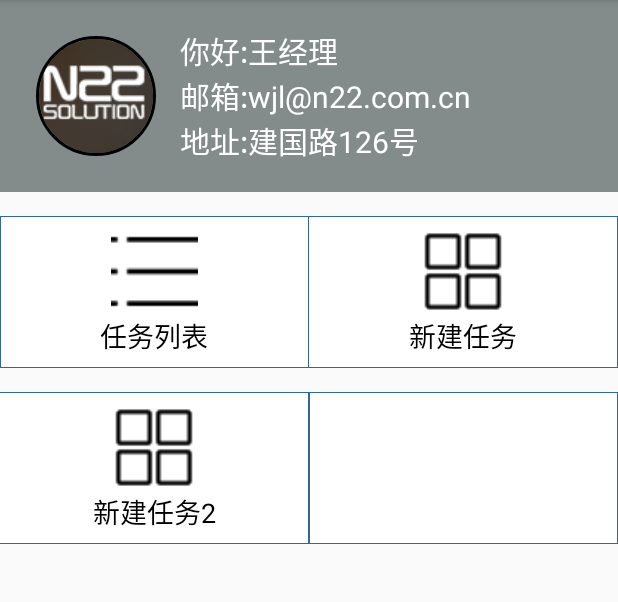
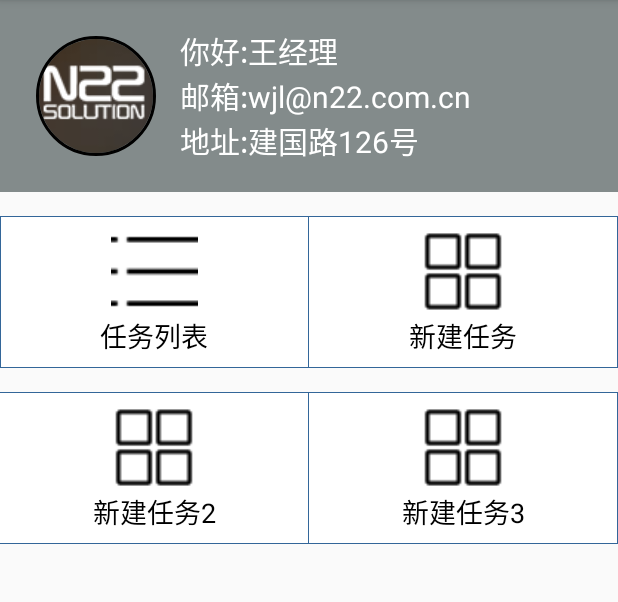
Before and after one commit to OSpoon/VideoRecorderTest, an Android app: the MainActivity screen opened directly, with no data from a screen before it, after a tap on "新建任务2", on a phone screen of 412 x 824 dp, the part 84-686 px from its top. Run offline under Robolectric (Android 15) with nearby library versions, the phone set to English and light mode, and no system bars; our stand-ins replace CircleImageView; libraries missing offline, so code that uses them is left out: com.afollestad.materialdialogs, com.zsmarter.doubleinputsdk, org.litepal, org.litepal.crud; 7 statements that could not run were skipped.

Commit message:
no message

```diff
--- a/app/src/main/java/com/n22/videorecordertest/MainActivity.java
+++ b/app/src/main/java/com/n22/videorecordertest/MainActivity.java
@@ -45,6 +45,8 @@ public class MainActivity extends AppCompatActivity implements View.OnClickListe
     private String videoPath;
     private DoubleInput doubileInput;
 
+    private boolean isOpen;
+
     @Override
     protected void onCreate(Bundle savedInstanceState) {
         super.onCreate(savedInstanceState);
@@ -90,6 +92,7 @@ public class MainActivity extends AppCompatActivity implements View.OnClickListe
         findViewById(R.id.list_layout).setOnClickListener(this);
         findViewById(R.id.new_layout).setOnClickListener(this);
         findViewById(R.id.new_layout2).setOnClickListener(this);
+        findViewById(R.id.new_layout3).setOnClickListener(this);
     }
 
     @Override
@@ -103,6 +106,15 @@ public class MainActivity extends AppCompatActivity implements View.OnClickListe
                 break;
             case R.id.new_layout2:
                 recordVideo();
+                break;
+            case R.id.new_layout3:
+                if (!isOpen){
+                    isOpen=true;
+                    startAudio();
+                }else {
+                    isOpen=false;
+                    stopAudio();
+                }
                 break;
         }
     }
--- a/app/src/main/res/layout/activity_main.xml
+++ b/app/src/main/res/layout/activity_main.xml
@@ -125,14 +125,26 @@
         </LinearLayout>
 
         <LinearLayout
-            android:id="@+id/list_layout2"
+            android:id="@+id/new_layout3"
             android:layout_width="fill_parent"
             android:layout_height="fill_parent"
             android:layout_weight="1"
-            android:background="@drawable/box_line_l"
+            android:background="@drawable/box_line_r"
             android:gravity="center_horizontal"
             android:orientation="vertical"
             android:padding="@dimen/dp_4">
+
+            <ImageView
+                android:layout_width="@dimen/model_image_size_w"
+                android:layout_height="@dimen/model_image_size_h"
+                android:src="@mipmap/icon_list2" />
+
+            <TextView
+                android:layout_width="wrap_content"
+                android:layout_height="wrap_content"
+                android:text="新建任务3"
+                android:textColor="@color/black_overlay"
+                android:textSize="@dimen/model_text_size" />
         </LinearLayout>
 
     </LinearLayout>
```
